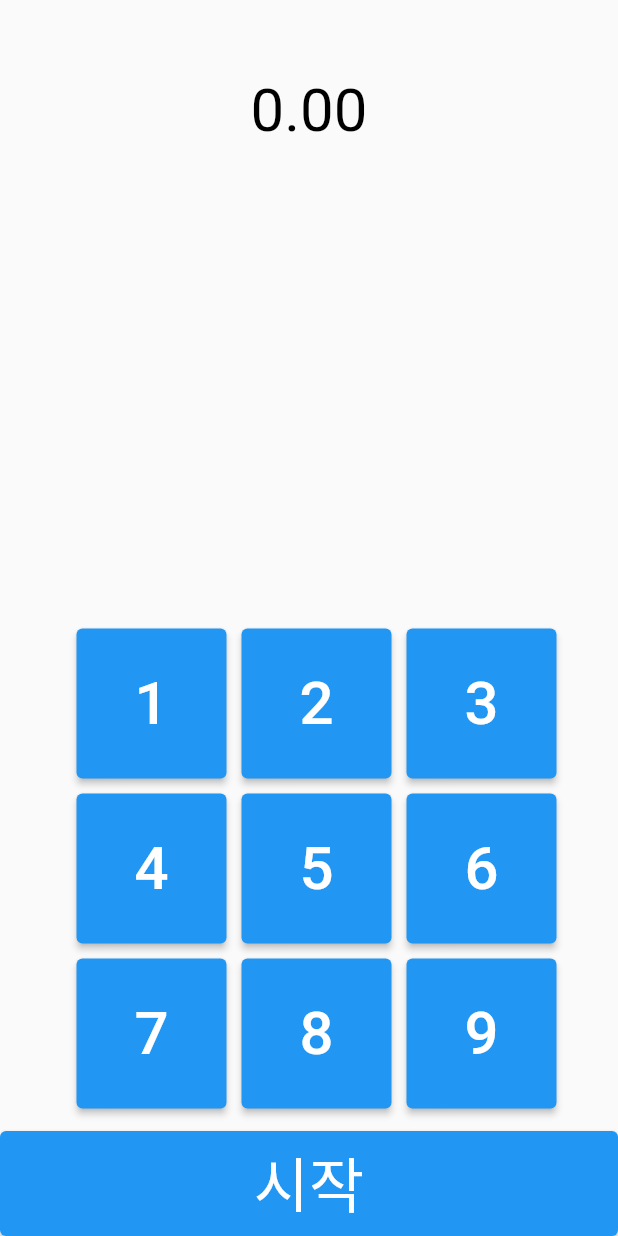
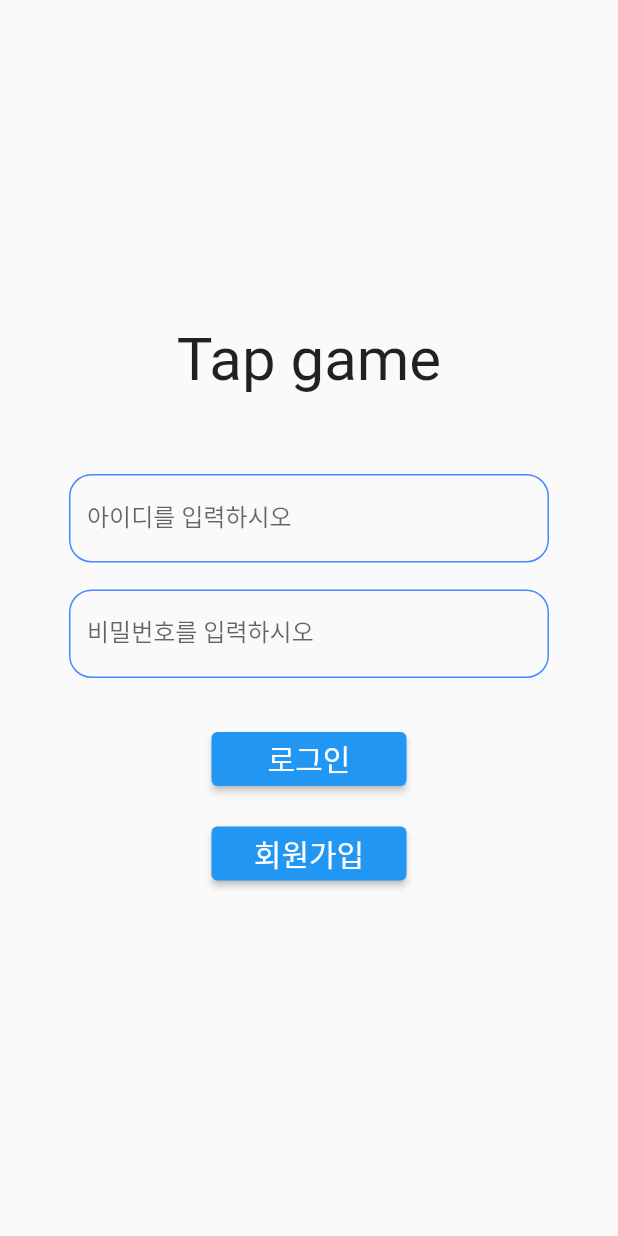
Before and after one commit to BANGWON-LEE/flutter_study, a Flutter app: the screen it shows after launch, on a phone screen of 412 x 824 dp. Run offline on Flutter 3.47's test engine with Material 2 defaults, Android fonts, the light colour scheme and no system bars; our stand-ins replace dio, shared_preferences, webview_flutter.

Commit message:
20230121 login and register and record process make

```diff
--- /dev/null
+++ b/lib/screen/game/login.dart
@@ -0,0 +1,165 @@
+import 'package:dio/dio.dart';
+import 'package:flutter/material.dart';
+import 'package:shared_preferences/shared_preferences.dart';
+
+class Login extends StatefulWidget {
+  const Login({Key? key}) : super(key: key);
+
+  @override
+  State<Login> createState() => _LoginState();
+}
+
+class _LoginState extends State<Login> {
+
+  final idController = TextEditingController();
+  final pwController = TextEditingController();
+
+  String id ='';
+
+  @override
+  void initState() {
+    super.initState();
+  }
+
+  void _showMyDialog() async {
+    return showDialog<void>(
+      context: context,
+      barrierDismissible: false, // user must tap button!
+      builder: (BuildContext context) {
+        return AlertDialog(
+          title: const Text('로그인'),
+          content: SingleChildScrollView(
+            child: ListBody(
+              children: const <Widget>[
+                Text('해당 계정이'),
+                Text('존재하지 않습니다.'),
+              ],
+            ),
+          ),
+          actions: <Widget>[
+            TextButton(
+              child: const Text('확인'),
+              onPressed: () {
+                Navigator.of(context).pop();
+              },
+            ),
+          ],
+        );
+      },
+    );
+  }
+
+  void getLoginHttp()  async {
+    BaseOptions options = BaseOptions(
+      baseUrl: 'http://192.168.123.110:5000',
+      connectTimeout: 3000,
+      receiveTimeout: 3000,
+    );
+    Dio dio = new Dio(options);
+    final prefs = await SharedPreferences.getInstance();
+
+    try{
+      var res = await dio.post("/api/login", data: {"mem_userId": idController.text, "mem_userPw": pwController.text});
+      print('response ${res.data[0]}');
+      var userArray = res.data[0];
+      print('usernick ${userArray['mem_nickname']}');
+      if(res == []){
+        _showMyDialog();
+      } else {
+        prefs.setString('nick', userArray['mem_nickname']);
+        prefs.setString('userId', userArray['mem_userId']);
+
+        Navigator.pushNamed(context, '/lobby');
+      }
+    }catch(e){
+      _showMyDialog();
+    }
+  }
+
+
+  @override
+  Widget build(BuildContext context) {
+    return Scaffold(
+      body: Container(
+        width: MediaQuery.of(context).size.width,
+        // height: MediaQuery.of(context).size.height,
+        child: Column(
+          mainAxisAlignment: MainAxisAlignment.center,
+          // crossAxisAlignment: CrossAxisAlignment.center,
+          children: [
+            Container(
+              height: 100.0,
+              child: Container(
+                child: Text(
+                  'Tap game',
+                  style: TextStyle(
+                    fontSize: 40
+                  ),
+                ),
+              ),
+            ),
+            Container(
+              width: 320.0,
+              child: Column(
+                children: [
+                  TextField(
+                    decoration: InputDecoration(
+                      labelText: "아이디를 입력하시오",
+                      enabledBorder: OutlineInputBorder(
+                        borderRadius: BorderRadius.all(Radius.circular(15)),
+                        borderSide: BorderSide(color: Colors.blueAccent),
+                      )
+                    ),
+                    controller: idController,
+                  ),
+                  Padding(
+                    padding: const EdgeInsets.only(top:18.0, bottom: 30.0),
+                    child: TextField(
+                      decoration: InputDecoration(
+                          labelText: "비밀번호를 입력하시오",
+                          enabledBorder: OutlineInputBorder(
+                            borderRadius: BorderRadius.all(Radius.circular(15)),
+                            borderSide: BorderSide(color: Colors.blueAccent),
+                          )
+                      ),
+                      controller: pwController,
+                    ),
+                  ),
+                ],
+              ),
+            ),
+            Padding(
+              padding: const EdgeInsets.only(bottom: 15.0),
+              child: Container(
+                width: 130,
+                child: ElevatedButton( onPressed: (){
+                  getLoginHttp();
+                  // Navigator.pushNamed(context, '/lobby');
+                },
+                child: Text(
+                  '로그인',
+                  style: TextStyle(fontSize: 20, color: Colors.white),
+                  )
+                ),
+              ),
+            ),
+            Padding(
+              padding: const EdgeInsets.only(bottom: 15.0),
+              child: Container(
+                width: 130,
+                child: ElevatedButton( onPressed: (){
+                  Navigator.pushNamed(context, '/register');
+                },
+                    child: Text(
+                      '회원가입',
+                      style: TextStyle(fontSize: 20, color: Colors.white),
+                    )
+                ),
+              ),
+            )
+          ],
+        ),
+      ),
+    );
+  }
+}
--- a/pubspec.yaml
+++ b/pubspec.yaml
@@ -37,6 +37,8 @@ dependencies:
   # Use with the CupertinoIcons class for iOS style icons.
   cupertino_icons: ^1.0.2
   webview_flutter: ^3.0.0
+  dio: ^4.0.6
+  shared_preferences: ^2.0.17
 
 dev_dependencies:
   flutter_test:
```
Also changed, not shown: lib/main.dart (+11 -2 lines), lib/screen/game/lobby.dart (added, +111 -0 lines), lib/screen/game/register.dart (added, +170 -0 lines), lib/screen/game/tap_game.dart (renamed from lib/screen/tap_game.dart, +29 -22 lines), asset/img/crown_1.png (added), asset/img/crown_2.png (added), asset/img/crown_3.png (added), pubspec.lock, 1 other file.
